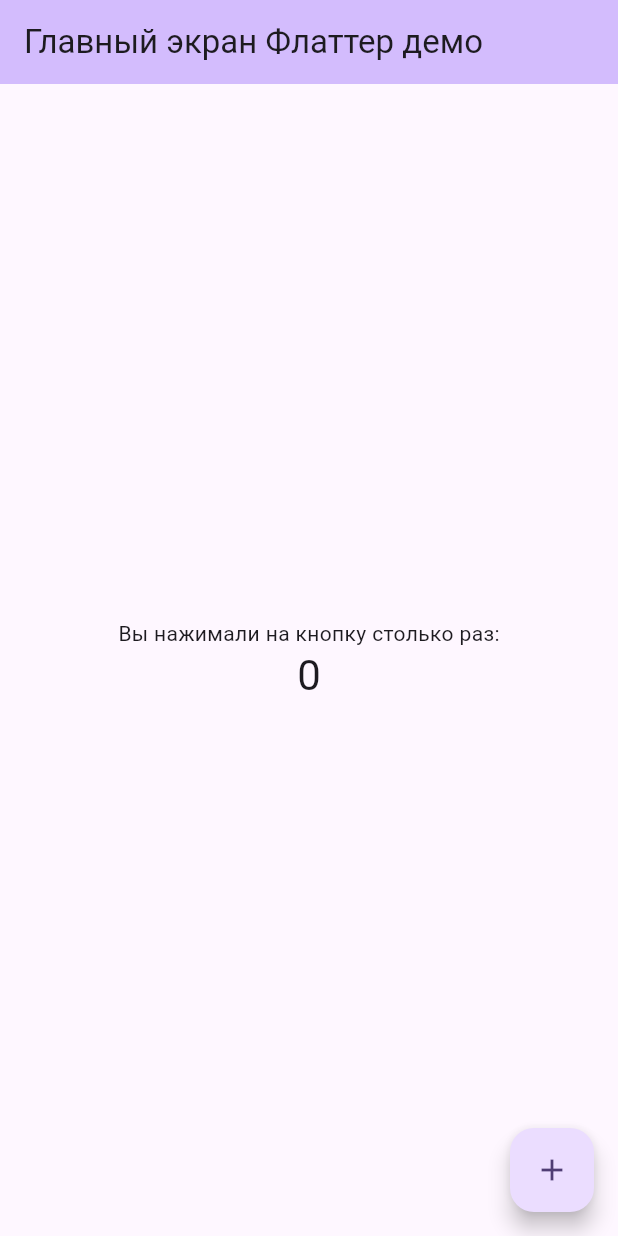
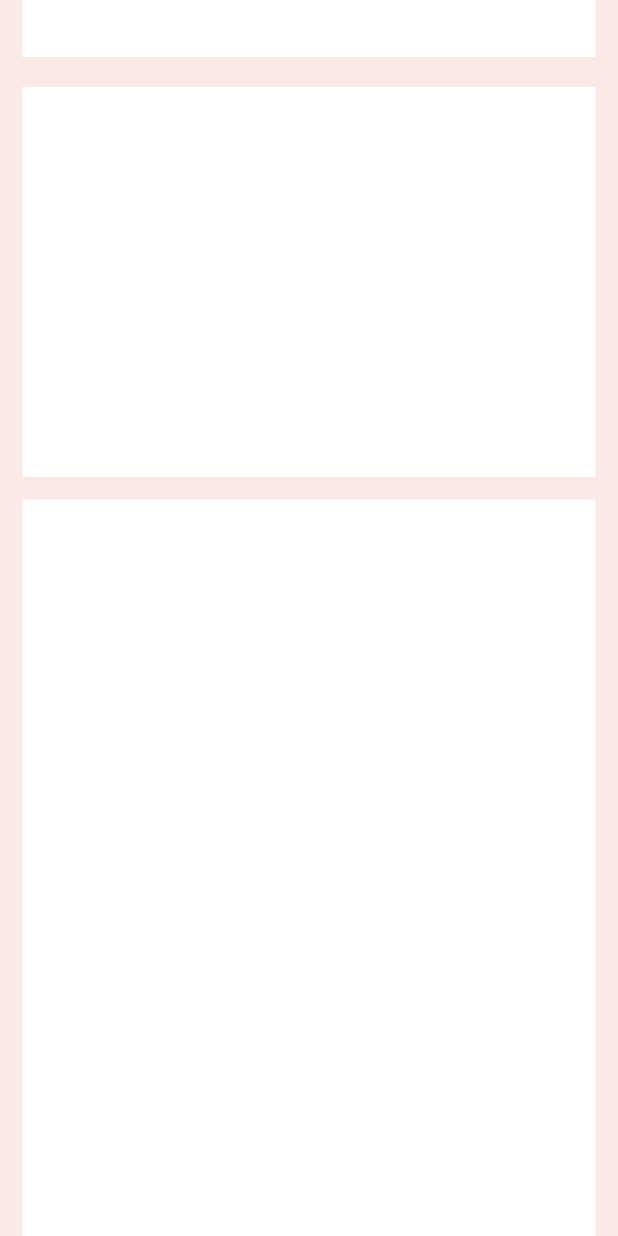
Before and after one commit to merekesabitov/TasbihApp, a Flutter app: the screen it shows after launch, on a phone screen of 412 x 824 dp. Run offline on Flutter 3.47's test engine with Material 2 defaults, Android fonts, the phone set to English and light mode, and no system bars.

Commit message:
HomePage

```diff
--- a/Tasbih_App/lib/main.dart
+++ b/Tasbih_App/lib/main.dart
@@ -1,125 +1,48 @@
 import 'package:flutter/material.dart';
 
 void main() {
-  runApp(const MyApp());
+  runApp(const Tasbih());
 }
 
-class MyApp extends StatelessWidget {
-  const MyApp({super.key});
+class Tasbih extends StatelessWidget {
+  const Tasbih({super.key});
 
-  // This widget is the root of your application.
   @override
   Widget build(BuildContext context) {
-    return MaterialApp(
-      title: 'Флаттер Демо',
-      theme: ThemeData(
-        // This is the theme of your application.
-        //
-        // TRY THIS: Try running your application with "flutter run". You'll see
-        // the application has a blue toolbar. Then, without quitting the app,
-        // try changing the seedColor in the colorScheme below to Colors.green
-        // and then invoke "hot reload" (save your changes or press the "hot
-        // reload" button in a Flutter-supported IDE, or press "r" if you used
-        // the command line to start the app).
-        //
-        // Notice that the counter didn't reset back to zero; the application
-        // state is not lost during the reload. To reset the state, use hot
-        // restart instead.
-        //
-        // This works for code too, not just values: Most code changes can be
-        // tested with just a hot reload.
-        colorScheme: ColorScheme.fromSeed(seedColor: Colors.deepPurple),
-        useMaterial3: true,
-      ),
-      home: const MyHomePage(title: 'Главный экран Флаттер демо'),
+    return const MaterialApp(
+      home: HomePage(),
     );
   }
 }
 
-class MyHomePage extends StatefulWidget {
-  const MyHomePage({super.key, required this.title});
-
-  // This widget is the home page of your application. It is stateful, meaning
-  // that it has a State object (defined below) that contains fields that affect
-  // how it looks.
-
-  // This class is the configuration for the state. It holds the values (in this
-  // case the title) provided by the parent (in this case the App widget) and
-  // used by the build method of the State. Fields in a Widget subclass are
-  // always marked "final".
-
-  final String title;
-
-  @override
-  State<MyHomePage> createState() => _MyHomePageState();
-}
-
-class _MyHomePageState extends State<MyHomePage> {
-  int _counter = 0;
-
-  void _incrementCounter() {
-    setState(() {
-      // This call to setState tells the Flutter framework that something has
-      // changed in this State, which causes it to rerun the build method below
-      // so that the display can reflect the updated values. If we changed
-      // _counter without calling setState(), then the build method would not be
-      // called again, and so nothing would appear to happen.
-      _counter++;
-    });
-  }
+class HomePage extends StatelessWidget {
+  const HomePage({super.key});
 
   @override
   Widget build(BuildContext context) {
-    // This method is rerun every time setState is called, for instance as done
-    // by the _incrementCounter method above.
-    //
-    // The Flutter framework has been optimized to make rerunning build methods
-    // fast, so that you can just rebuild anything that needs updating rather
-    // than having to individually change instances of widgets.
     return Scaffold(
-      appBar: AppBar(
-        // TRY THIS: Try changing the color here to a specific color (to
-        // Colors.amber, perhaps?) and trigger a hot reload to see the AppBar
-        // change color while the other colors stay the same.
-        backgroundColor: Theme.of(context).colorScheme.inversePrimary,
-        // Here we take the value from the MyHomePage object that was created by
-        // the App.build method, and use it to set our appbar title.
-        title: Text(widget.title),
-      ),
-      body: Center(
-        // Center is a layout widget. It takes a single child and positions it
-        // in the middle of the parent.
-        child: Column(
-          // Column is also a layout widget. It takes a list of children and
-          // arranges them vertically. By default, it sizes itself to fit its
-          // children horizontally, and tries to be as tall as its parent.
-          //
-          // Column has various properties to control how it sizes itself and
-          // how it positions its children. Here we use mainAxisAlignment to
-          // center the children vertically; the main axis here is the vertical
-          // axis because Columns are vertical (the cross axis would be
-          // horizontal).
-          //
-          // TRY THIS: Invoke "debug painting" (choose the "Toggle Debug Paint"
-          // action in the IDE, or press "p" in the console), to see the
-          // wireframe for each widget.
-          mainAxisAlignment: MainAxisAlignment.center,
-          children: <Widget>[
-            const Text(
-              'Вы нажимали на кнопку столько раз:',
-            ),
-            Text(
-              '$_counter',
-              style: Theme.of(context).textTheme.headlineMedium,
-            ),
-          ],
+      backgroundColor: Colors.deepOrange.shade50,
+      body: SafeArea(
+        bottom: false,
+        child: Padding(
+          padding: const EdgeInsets.symmetric(horizontal: 15),
+          child: Column(
+            children: [
+              Container(
+                  height: 38,
+                  color: Colors.white,
+                  margin: const EdgeInsets.only(bottom: 20,)
+              ),
+              Container(
+                height: 260,
+                color: Colors.white,
+                margin: const EdgeInsets.only(bottom: 15),
+              ),
+              Expanded(child: Container(height: 50, color: Colors.white)),
+            ],
+          ),
         ),
       ),
-      floatingActionButton: FloatingActionButton(
-        onPressed: _incrementCounter,
-        tooltip: 'Increment',
-        child: const Icon(Icons.add),
-      ), // This trailing comma makes auto-formatting nicer for build methods.
     );
   }
 }
```
Also changed, not shown: 1 other file.
